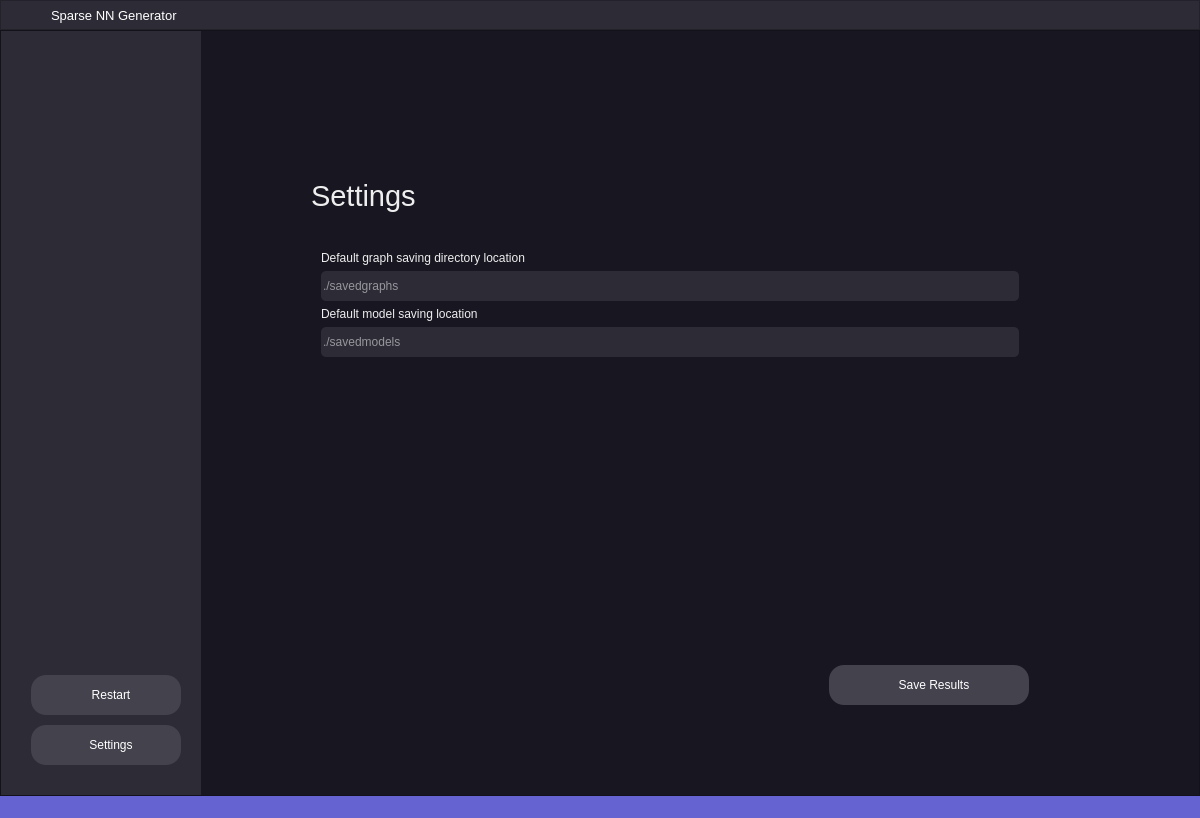
First picture: the form in mainwindowui.ui, repository saxovia/bsc-thesis, before the edit.
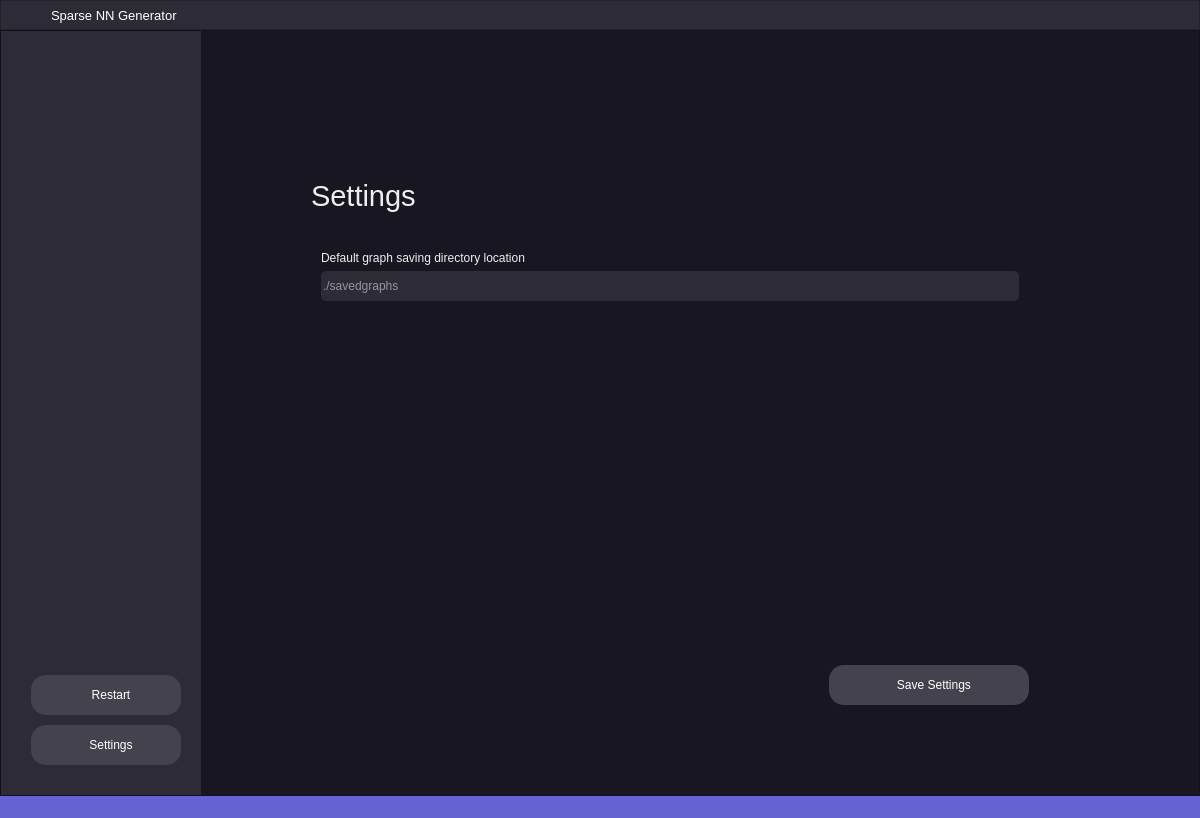
Second picture: the form after the edit. The open tabs and pages were chosen to show the change. Icons and pictures are not drawn.

Commit message: Revert table, fix settings savings, implement more error checks

```diff
--- a/mainwindowui.ui
+++ b/mainwindowui.ui
@@ -514,7 +514,7 @@
              <bool>false</bool>
             </property>
             <property name="currentIndex">
-             <number>1</number>
+             <number>4</number>
             </property>
             <widget class="QWidget" name="home_page">
              <property name="autoFillBackground">
@@ -2733,8 +2733,8 @@
                         <rect>
                          <x>0</x>
                          <y>0</y>
-                         <width>98</width>
-                         <height>28</height>
+                         <width>808</width>
+                         <height>416</height>
                         </rect>
                        </property>
                        <property name="styleSheet">
@@ -2829,27 +2829,6 @@
                  <enum>QFrame::Raised</enum>
                 </property>
                 <layout class="QGridLayout" name="gridLayout_12">
-                 <item row="2" column="0">
-                  <widget class="QLabel" name="label_65">
-                   <property name="text">
-                    <string>Default model saving location</string>
-                   </property>
-                  </widget>
-                 </item>
-                 <item row="0" column="0">
-                  <widget class="QLabel" name="label_64">
-                   <property name="text">
-                    <string>Default graph saving directory location</string>
-                   </property>
-                  </widget>
-                 </item>
-                 <item row="3" column="0">
-                  <widget class="QLineEdit" name="input_prior_model_save_dir">
-                   <property name="placeholderText">
-                    <string>./savedmodels</string>
-                   </property>
-                  </widget>
-                 </item>
                  <item row="1" column="0">
                   <widget class="QLineEdit" name="input_prior_graph_save_dir">
                    <property name="text">
@@ -2860,7 +2839,7 @@
                    </property>
                   </widget>
                  </item>
-                 <item row="4" column="0">
+                 <item row="2" column="0">
                   <spacer name="verticalSpacer_6">
                    <property name="orientation">
                     <enum>Qt::Vertical</enum>
@@ -2873,6 +2852,13 @@
                    </property>
                   </spacer>
                  </item>
+                 <item row="0" column="0">
+                  <widget class="QLabel" name="label_64">
+                   <property name="text">
+                    <string>Default graph saving directory location</string>
+                   </property>
+                  </widget>
+                 </item>
                 </layout>
                </widget>
               </item>
@@ -2936,9 +2922,18 @@
                  </item>
                  <item>
                   <widget class="QLabel" name="saved_settings_label">
+                   <property name="minimumSize">
+                    <size>
+                     <width>450</width>
+                     <height>0</height>
+                    </size>
+                   </property>
                    <property name="text">
                     <string/>
                    </property>
+                   <property name="wordWrap">
+                    <bool>true</bool>
+                   </property>
                   </widget>
                  </item>
                  <item>
@@ -2965,7 +2960,7 @@
                     <string notr="true"/>
                    </property>
                    <property name="text">
-                    <string>   Save Results</string>
+                    <string>   Save Settings</string>
                    </property>
                    <property name="icon">
                     <iconset>
```
The commit also changes 5 other files.
